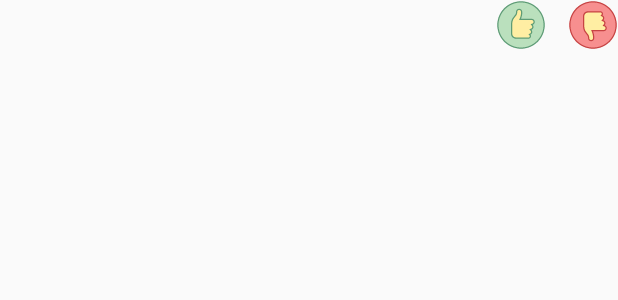
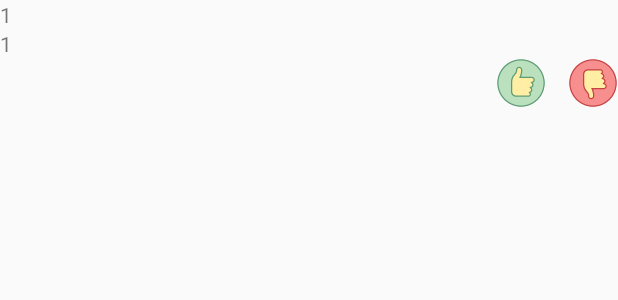
Before and after one commit to atifhussain324/Commutr, an Android app: the layout bottomdialog_layout.xml on its own in the app's theme, with its tools: preview values and no code run, on a phone screen of 412 x 824 dp. Shown: the top 300 px of the screen. Run offline under Robolectric (Android 15) with nearby library versions, the phone set to English and light mode, and no system bars.

```diff
--- a/app/src/main/AndroidManifest.xml
+++ b/app/src/main/AndroidManifest.xml
@@ -24,6 +24,7 @@
             android:value="@string/google_maps_key" />
 
         <activity android:name=".SignupActivity" />
+
         <activity android:name=".LoginActivity">
             <intent-filter>
                 <action android:name="android.intent.action.MAIN" />
--- a/app/src/main/res/layout/bottomdialog_layout.xml
+++ b/app/src/main/res/layout/bottomdialog_layout.xml
@@ -7,6 +7,20 @@
     android:weightSum="1"
   >
 
+
+    <TextView
+        android:id="@+id/downvoteCount"
+        android:layout_width="match_parent"
+        android:layout_height="wrap_content"
+        android:layout_centerHorizontal="true"
+        android:text="1" />
+
+    <TextView
+        android:id="@+id/upvoteCount"
+        android:layout_width="match_parent"
+        android:layout_height="wrap_content"
+        android:layout_centerHorizontal="true"
+        android:text="1" />
 
     <RelativeLayout
         android:layout_width="match_parent"
@@ -37,9 +51,9 @@
         <RelativeLayout
             android:layout_width="match_parent"
             android:layout_height="wrap_content"
-            android:layout_alignParentTop="true"
             android:layout_alignParentLeft="true"
-            android:layout_alignParentStart="true">
+            android:layout_alignParentStart="true"
+            android:layout_alignParentTop="true">
 
 
             <ImageButton
```
Also changed, not shown: app/src/main/java/Modules/DirectionFinder.java (+9 -2 lines), app/src/main/java/com/example/atif/maps_/MapsActivity.java (+35 -18 lines), app/src/main/java/com/example/atif/maps_/RouteLister.java (renamed from app/src/main/java/Modules/RouteLister.java, +10 -15 lines), app/src/main/java/com/example/atif/maps_/routeActivity.java (+5 -2 lines).
